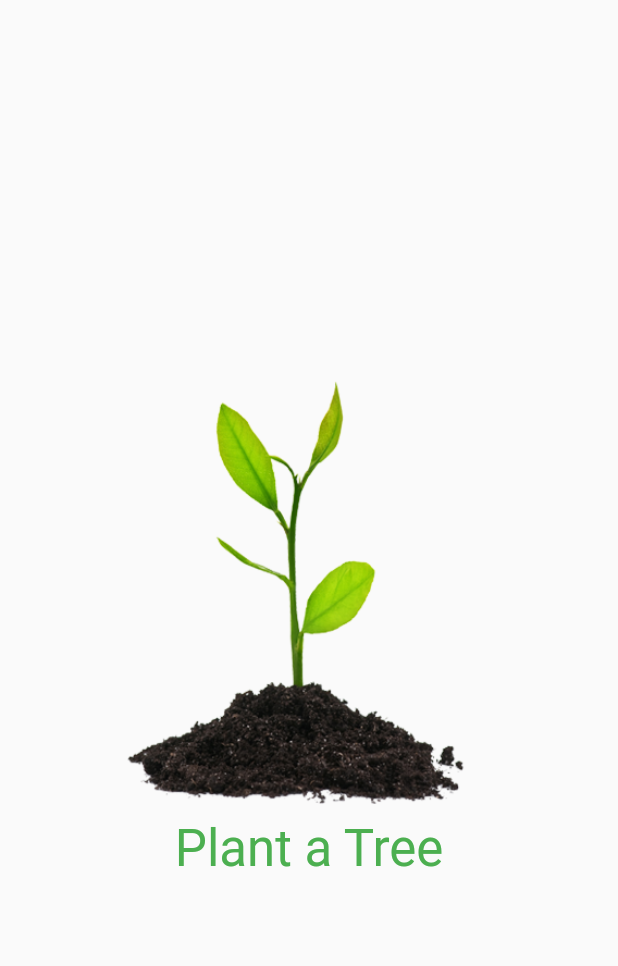
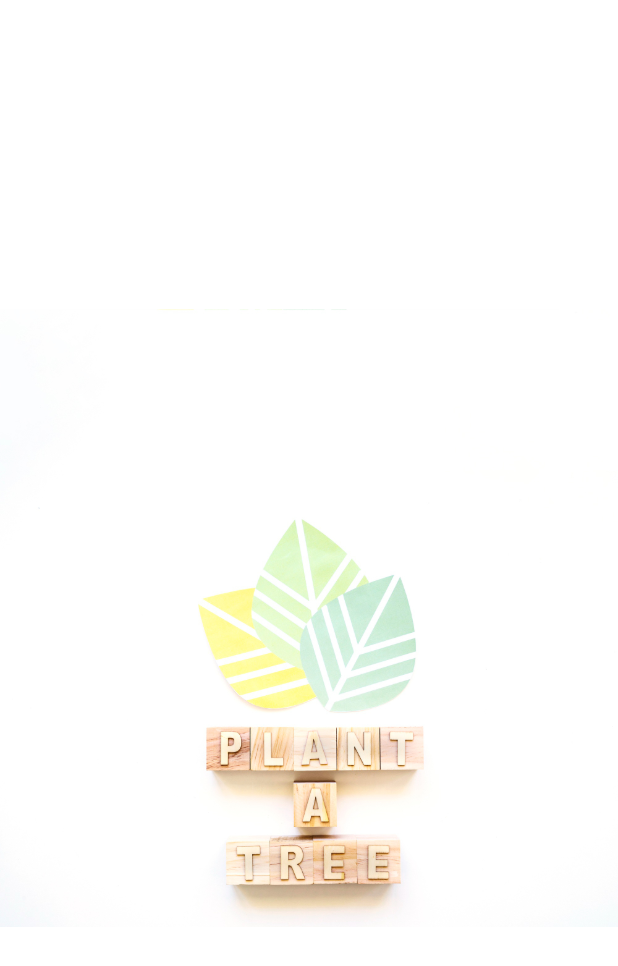
Before and after one commit to lomash-relia/Water-My-Plants, a Flutter app: the first screen one second after launch, on a phone screen of 412 x 824 dp. Shown: the top 966 px of the screen. Run offline on Flutter 3.47's test engine with Material 2 defaults, Android fonts, the phone set to English and light mode, and no system bars; drawn by our look-alikes of animated_splash_screen; our stand-ins replace bloc, flutter_bloc, webview_flutter.

Commit message:
splashscreen updated

```diff
--- a/lib/features/splash_screen/SplashScreen.dart
+++ b/lib/features/splash_screen/SplashScreen.dart
@@ -1,44 +1,17 @@
-import 'dart:async';
-
+import 'package:animated_splash_screen/animated_splash_screen.dart';
 import 'package:flutter/material.dart';
 import 'package:watermyplants/features/home_page/UI/HomePage.dart';
 
-class SplashScreen extends StatefulWidget {
+class SplashScreen extends StatelessWidget {
   const SplashScreen({Key? key}) : super(key: key);
 
   @override
-  State<SplashScreen> createState() => _SplashScreenState();
-}
-
-class _SplashScreenState extends State<SplashScreen> {
-  @override
-  void initState() {
-    super.initState();
-    Timer(const Duration(seconds: 3), () {
-      Navigator.pushReplacement(
-          context, MaterialPageRoute(builder: (context) => HomePage()));
-    });
-  }
-
-  @override
   Widget build(BuildContext context) {
-    return Scaffold(
-      body: Column(
-        mainAxisAlignment: MainAxisAlignment.center,
-        crossAxisAlignment: CrossAxisAlignment.center,
-        children: [
-          Image.asset(
-            'assets/images/plant_splashscreen.png',
-          ),
-          const SizedBox(
-            width: double.maxFinite,
-          ),
-          const Text(
-            'Plant a Tree',
-            style: TextStyle(fontSize: 34, color: Colors.green),
-          ),
-        ],
-      ),
+    return AnimatedSplashScreen(
+      splash: 'assets/images/plant-tree-inscription-colorful-leaves.png',
+      splashIconSize: MediaQuery.of(context).size.height,
+      nextScreen: const HomePage(),
+      splashTransition: SplashTransition.fadeTransition,
     );
   }
 }
--- a/pubspec.yaml
+++ b/pubspec.yaml
@@ -32,6 +32,7 @@ dependencies:
     sdk: flutter
   flutter_bloc: ^8.1.2
   bloc: ^8.1.1
+  animated_splash_screen: ^1.3.0
   webview_flutter: ^4.2.0
 
 
```
Also changed, not shown: assets/images/plant_splashscreen.png (deleted), pubspec.lock.
